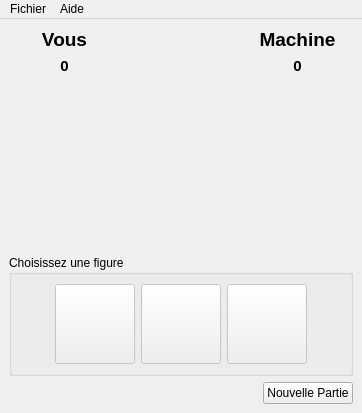
Before: the Qt Designer form chifoumivue.ui in RobinAlonzo/S2-01_Chifoumi, drawn with Qt 5.
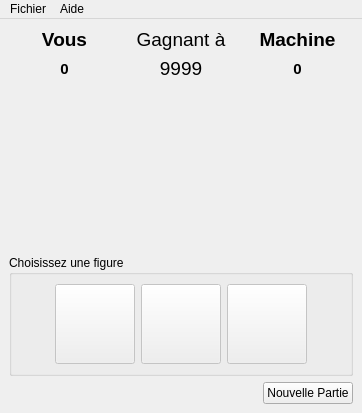
After: the same form once the commit is applied. Icons and pictures are not drawn.

Patch:
```diff
--- a/chifoumivue.ui
+++ b/chifoumivue.ui
@@ -153,6 +153,36 @@
         </property>
        </widget>
       </item>
+      <item row="0" column="1">
+       <widget class="QLabel" name="labelTexteScoreFin">
+        <property name="font">
+         <font>
+          <pointsize>14</pointsize>
+         </font>
+        </property>
+        <property name="text">
+         <string>Gagnant à</string>
+        </property>
+        <property name="alignment">
+         <set>Qt::AlignCenter</set>
+        </property>
+       </widget>
+      </item>
+      <item row="1" column="1">
+       <widget class="QLabel" name="labelScoreFin">
+        <property name="font">
+         <font>
+          <pointsize>14</pointsize>
+         </font>
+        </property>
+        <property name="text">
+         <string>9999</string>
+        </property>
+        <property name="alignment">
+         <set>Qt::AlignCenter</set>
+        </property>
+       </widget>
+      </item>
      </layout>
     </item>
     <item>
```
